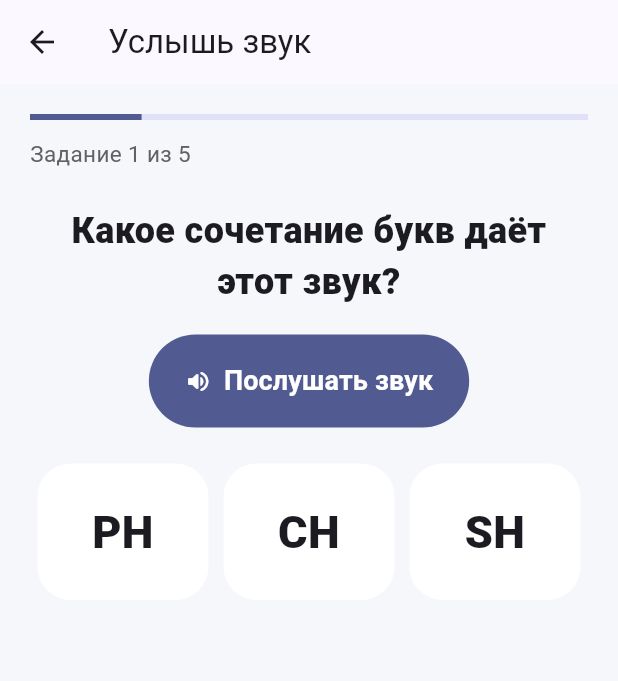
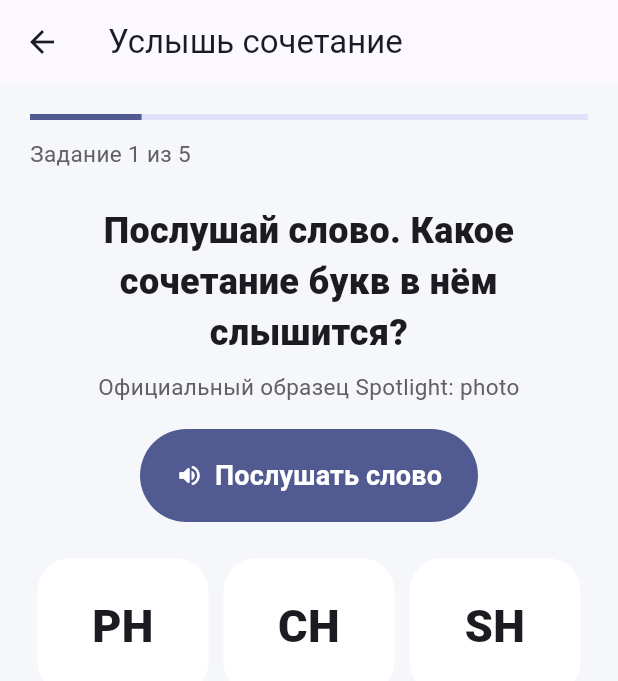
Before and after one commit to mamacita8689-hue/New_english, a Flutter app: the SoundPracticeScreen screen opened directly, on a phone screen of 412 x 824 dp. Shown: the top 681 px of the screen. Run offline on Flutter 3.47's test engine with Material 3 defaults, Android fonts, the phone set to English and light mode, and no system bars; our stand-ins replace audioplayers, flutter_tts.

Commit message:
Make sound practice use verified Spotlight word samples

```diff
--- a/lib/screens/sound_practice_screen.dart
+++ b/lib/screens/sound_practice_screen.dart
@@ -76,7 +76,7 @@ class _SoundPracticeScreenState extends State<SoundPracticeScreen> {
     }).toList();
   }
 
-  Future<void> _playSound(SoundLesson lesson) async {
+  Future<void> _playSample(SoundLesson lesson) async {
     if (_playing || lesson.phonemeAudioUrl == null) return;
     setState(() => _playing = true);
     try {
@@ -84,7 +84,7 @@ class _SoundPracticeScreenState extends State<SoundPracticeScreen> {
     } catch (_) {
       if (mounted) {
         ScaffoldMessenger.of(context).showSnackBar(
-          const SnackBar(content: Text('Не удалось воспроизвести звук.')),
+          const SnackBar(content: Text('Не удалось воспроизвести аудиообразец.')),
         );
       }
     } finally {
@@ -149,7 +149,7 @@ class _SoundPracticeScreenState extends State<SoundPracticeScreen> {
 
     return Scaffold(
       appBar: AppBar(
-        title: Text(listenMode ? 'Услышь звук' : 'Найди правильный звук'),
+        title: Text(listenMode ? 'Услышь сочетание' : 'Найди правильный звук'),
       ),
       body: SafeArea(
         child: Padding(
@@ -209,7 +209,7 @@ class _SoundPracticeScreenState extends State<SoundPracticeScreen> {
                               borderRadius: BorderRadius.circular(16),
                             ),
                             child: const Text(
-                              'Попробуй ещё раз. Можно снова послушать звук.',
+                              'Попробуй ещё раз. Можно снова послушать слово-образец.',
                               textAlign: TextAlign.center,
                               style: TextStyle(fontSize: 17, fontWeight: FontWeight.w700),
                             ),
@@ -224,22 +224,29 @@ class _SoundPracticeScreenState extends State<SoundPracticeScreen> {
   }
 
   Widget _buildListenPrompt() {
+    final sampleWord = _question.target.examples.first.word;
     return Column(
       children: [
         const Text(
-          'Какое сочетание букв даёт этот звук?',
+          'Послушай слово. Какое сочетание букв в нём слышится?',
           textAlign: TextAlign.center,
           style: TextStyle(fontSize: 24, fontWeight: FontWeight.w900),
+        ),
+        const SizedBox(height: 8),
+        Text(
+          'Официальный образец Spotlight: $sampleWord',
+          textAlign: TextAlign.center,
+          style: TextStyle(fontSize: 15, color: Colors.grey.shade700),
         ),
         const SizedBox(height: 18),
         FilledButton.icon(
           style: FilledButton.styleFrom(
             padding: const EdgeInsets.symmetric(horizontal: 24, vertical: 18),
           ),
-          onPressed: _playing ? null : () => _playSound(_question.target),
+          onPressed: _playing ? null : () => _playSample(_question.target),
           icon: Icon(_playing ? Icons.hourglass_top : Icons.volume_up_rounded),
           label: Text(
-            _playing ? 'Слушаем…' : 'Послушать звук',
+            _playing ? 'Слушаем…' : 'Послушать слово',
             style: const TextStyle(fontSize: 18, fontWeight: FontWeight.w700),
           ),
         ),
@@ -270,13 +277,11 @@ class _SoundPracticeScreenState extends State<SoundPracticeScreen> {
             style: const TextStyle(fontSize: 56, fontWeight: FontWeight.w900),
           ),
         ),
-        if (target.grapheme == 'TH' || target.grapheme == 'OO') ...[
-          const SizedBox(height: 12),
-          Text(
-            'Подсказка: ${target.examples.first.word}',
-            style: TextStyle(fontSize: 16, color: Colors.grey.shade700),
-          ),
-        ],
+        const SizedBox(height: 12),
+        Text(
+          'Пример: ${target.examples.first.word}',
+          style: TextStyle(fontSize: 16, color: Colors.grey.shade700),
+        ),
       ],
     );
   }
@@ -286,7 +291,7 @@ class _SoundPracticeScreenState extends State<SoundPracticeScreen> {
       children: _question.options.map((option) {
         final wrong = _wrongIds.contains(option.id);
         final correct = _answered && option.id == _question.target.id;
-        final label = (option.grapheme == 'TH' || option.grapheme == 'OO')
+        final label = option.grapheme == 'TH'
             ? '${option.grapheme}\n${option.examples.first.word}'
             : option.grapheme;
 
@@ -343,15 +348,16 @@ class _SoundPracticeScreenState extends State<SoundPracticeScreen> {
               child: Row(
                 children: [
                   IconButton.filledTonal(
-                    onPressed: _playing ? null : () => _playSound(option),
+                    tooltip: 'Послушать ${option.examples.first.word}',
+                    onPressed: _playing ? null : () => _playSample(option),
                     icon: const Icon(Icons.volume_up_rounded),
                   ),
                   const SizedBox(width: 12),
                   Expanded(
                     child: Text(
-                      option.phoneme,
+                      '${option.phoneme}  (${option.examples.first.word})',
                       style: TextStyle(
-                        fontSize: 27,
+                        fontSize: 24,
                         fontWeight: FontWeight.w800,
                         color: wrong ? Colors.grey.shade500 : null,
                       ),
@@ -381,7 +387,7 @@ class _SoundPracticeScreenState extends State<SoundPracticeScreen> {
               mainAxisAlignment: MainAxisAlignment.center,
               children: [
                 Text(
-                  _firstTryScore >= 8 ? '🌟' : '👏',
+                  _firstTryScore >= 4 ? '🌟' : '👏',
                   style: const TextStyle(fontSize: 76),
                 ),
                 const SizedBox(height: 18),
```
